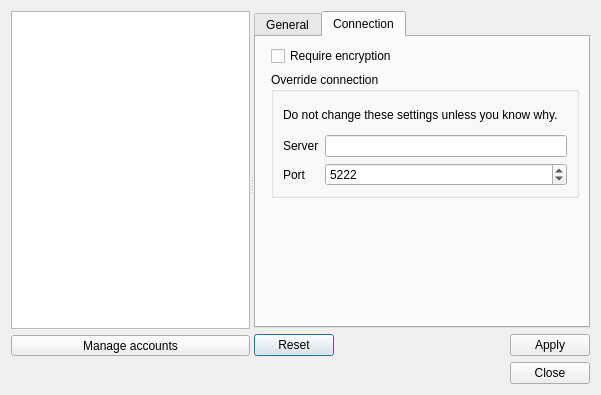
First picture: the form in data/dlg_account_manager.ui, repository jabbercat/jabbercat, before the edit.
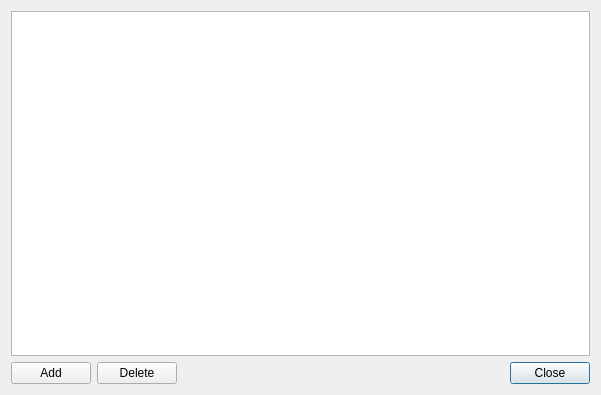
Second picture: the form after the edit. The open tabs and pages were chosen to show the change. Icons and pictures are not drawn.

Commit message: Editing accounts works again

What changed in the file:
```diff
--- a/data/dlg_account_manager.ui
+++ b/data/dlg_account_manager.ui
@@ -13,16 +13,6 @@
   <property name="windowTitle">
    <string>Account manager</string>
   </property>
-  <layout class="QVBoxLayout" name="verticalLayout_3">
-   <item>
-    <widget class="QSplitter" name="splitter">
-     <property name="orientation">
-      <enum>Qt::Horizontal</enum>
-     </property>
-     <property name="childrenCollapsible">
-      <bool>false</bool>
-     </property>
-     <widget class="QWidget" name="layoutWidget">
       <layout class="QVBoxLayout" name="verticalLayout">
        <item>
         <widget class="QTableView" name="account_list">
@@ -67,221 +57,61 @@
        <item>
         <layout class="QHBoxLayout" name="horizontalLayout_3">
          <item>
-          <widget class="QToolButton" name="btn_manage_accounts">
-           <property name="sizePolicy">
-            <sizepolicy hsizetype="Expanding" vsizetype="Fixed">
-             <horstretch>0</horstretch>
-             <verstretch>0</verstretch>
-            </sizepolicy>
-           </property>
-           <property name="contextMenuPolicy">
-            <enum>Qt::ActionsContextMenu</enum>
-           </property>
+      <widget class="QPushButton" name="acc_new">
+       <property name="toolTip">
+        <string>Add existing account</string>
+       </property>
            <property name="text">
-            <string>Manage accounts</string>
-           </property>
-           <property name="popupMode">
-            <enum>QToolButton::InstantPopup</enum>
-           </property>
-           <property name="toolButtonStyle">
-            <enum>Qt::ToolButtonTextOnly</enum>
-           </property>
-           <property name="arrowType">
-            <enum>Qt::NoArrow</enum>
-           </property>
-          </widget>
-         </item>
-        </layout>
-       </item>
-      </layout>
-     </widget>
-     <widget class="QWidget" name="editor_widget" native="true">
-      <property name="enabled">
-       <bool>true</bool>
-      </property>
-      <property name="sizePolicy">
-       <sizepolicy hsizetype="Expanding" vsizetype="Expanding">
-        <horstretch>0</horstretch>
-        <verstretch>0</verstretch>
-       </sizepolicy>
-      </property>
-      <layout class="QVBoxLayout" name="verticalLayout_2">
-       <property name="leftMargin">
-        <number>0</number>
-       </property>
-       <property name="topMargin">
-        <number>0</number>
-       </property>
-       <property name="rightMargin">
-        <number>0</number>
-       </property>
-       <property name="bottomMargin">
-        <number>0</number>
-       </property>
+        <string>Add</string>
+       </property>
+       <property name="autoDefault">
+        <bool>false</bool>
+       </property>
+      </widget>
+     </item>
        <item>
-        <widget class="QTabWidget" name="tabs">
-         <property name="currentIndex">
-          <number>0</number>
-         </property>
-         <widget class="QWidget" name="tab_general">
-          <attribute name="title">
-           <string>General</string>
-          </attribute>
-          <layout class="QFormLayout" name="formLayout">
-           <property name="fieldGrowthPolicy">
-            <enum>QFormLayout::AllNonFixedFieldsGrow</enum>
-           </property>
-           <item row="1" column="1">
-            <widget class="QCheckBox" name="acc_save_password">
+      <widget class="QPushButton" name="acc_delete">
+       <property name="toolTip">
+        <string>Delete selected account</string>
+       </property>
              <property name="text">
-              <string>Save password</string>
-             </property>
-             <property name="checked">
-              <bool>true</bool>
-             </property>
-             <property name="tristate">
+        <string>Delete</string>
+       </property>
+       <property name="autoDefault">
               <bool>false</bool>
              </property>
             </widget>
            </item>
-           <item row="2" column="0">
-            <widget class="QLabel" name="label_2">
-             <property name="text">
-              <string>Password</string>
-             </property>
-            </widget>
-           </item>
-           <item row="2" column="1">
-            <widget class="QLineEdit" name="acc_password">
-             <property name="echoMode">
-              <enum>QLineEdit::Password</enum>
-             </property>
-            </widget>
-           </item>
-           <item row="3" column="1">
-            <widget class="QLabel" name="acc_password_warning">
-             <property name="text">
-              <string>Storing passwords is disabled, as no secure storage was detected.</string>
-             </property>
-             <property name="wordWrap">
-              <bool>true</bool>
-             </property>
-            </widget>
-           </item>
-           <item row="0" column="0">
-            <widget class="QLabel" name="label_5">
-             <property name="text">
-              <string>Resource</string>
-             </property>
-            </widget>
-           </item>
-           <item row="0" column="1">
-            <widget class="QLineEdit" name="acc_resource">
+     <item>
+      <spacer name="horizontalSpacer">
+       <property name="orientation">
+        <enum>Qt::Horizontal</enum>
+       </property>
+       <property name="sizeHint" stdset="0">
+        <size>
+         <width>40</width>
+         <height>20</height>
+        </size>
+       </property>
+      </spacer>
+     </item>
+     <item>
+      <widget class="QPushButton" name="btn_close">
              <property name="toolTip">
-              <string>&lt;html&gt;&lt;head/&gt;&lt;body&gt;&lt;p&gt;The resource identifies this machine. If you leave this blank, a resource will be assigned automatically by the server.&lt;/p&gt;&lt;/body&gt;&lt;/html&gt;</string>
-             </property>
-             <property name="whatsThis">
-              <string>&lt;html&gt;&lt;head/&gt;&lt;body&gt;&lt;p&gt;The resource identifies this machine. You can be logged in using the same XMPP account with multiple clients at the same time. Each client needs a unique resource name.&lt;/p&gt;&lt;p&gt;If you leave this blank, a resource will be assigned automatically by the server.&lt;/p&gt;&lt;/body&gt;&lt;/html&gt;</string>
-             </property>
-            </widget>
-           </item>
-          </layout>
-         </widget>
-         <widget class="QWidget" name="tab_connection">
-          <attribute name="title">
-           <string>Connection</string>
-          </attribute>
-          <layout class="QFormLayout" name="formLayout_2">
-           <property name="fieldGrowthPolicy">
-            <enum>QFormLayout::AllNonFixedFieldsGrow</enum>
-           </property>
-           <item row="0" column="1">
-            <widget class="QCheckBox" name="acc_require_encryption">
+        <string>Close account manager</string>
+       </property>
              <property name="text">
-              <string>Require encryption</string>
-             </property>
-            </widget>
-           </item>
-           <item row="1" column="1">
-            <widget class="QGroupBox" name="groupBox">
-             <property name="title">
-              <string>Override connection</string>
-             </property>
-             <layout class="QVBoxLayout" name="verticalLayout_4">
-              <item>
-               <widget class="QLabel" name="label_4">
-                <property name="text">
-                 <string>Do not change these settings unless you know why.</string>
-                </property>
-                <property name="wordWrap">
+        <string>Close</string>
+       </property>
+       <property name="autoDefault">
+        <bool>false</bool>
+       </property>
+       <property name="default">
                  <bool>true</bool>
                 </property>
                </widget>
               </item>
-              <item>
-               <layout class="QFormLayout" name="formLayout_3">
-                <item row="0" column="0">
-                 <widget class="QLabel" name="label">
-                  <property name="text">
-                   <string>Server</string>
-                  </property>
-                 </widget>
-                </item>
-                <item row="0" column="1">
-                 <widget class="QLineEdit" name="acc_override_host"/>
-                </item>
-                <item row="1" column="1">
-                 <widget class="QSpinBox" name="acc_override_port">
-                  <property name="minimum">
-                   <number>1</number>
-                  </property>
-                  <property name="maximum">
-                   <number>65535</number>
-                  </property>
-                  <property name="value">
-                   <number>5222</number>
-                  </property>
-                 </widget>
-                </item>
-                <item row="1" column="0">
-                 <widget class="QLabel" name="label_3">
-                  <property name="text">
-                   <string>Port</string>
-                  </property>
-                 </widget>
-                </item>
-               </layout>
-              </item>
-             </layout>
-            </widget>
-           </item>
-          </layout>
-         </widget>
-        </widget>
-       </item>
-       <item>
-        <widget class="QDialogButtonBox" name="acc_buttons">
-         <property name="orientation">
-          <enum>Qt::Horizontal</enum>
-         </property>
-         <property name="standardButtons">
-          <set>QDialogButtonBox::Apply|QDialogButtonBox::Reset</set>
-         </property>
-        </widget>
-       </item>
-      </layout>
-     </widget>
-    </widget>
-   </item>
-   <item>
-    <widget class="QDialogButtonBox" name="buttonBox">
-     <property name="orientation">
-      <enum>Qt::Horizontal</enum>
-     </property>
-     <property name="standardButtons">
-      <set>QDialogButtonBox::Close</set>
-     </property>
-    </widget>
+    </layout>
    </item>
   </layout>
   <action name="action_new_account">
```
Left out of the diff: 46 changed lines with no effect on the pictures. Lines whose indentation alone changed are shown as unchanged. The commit also changes 9 other files.
